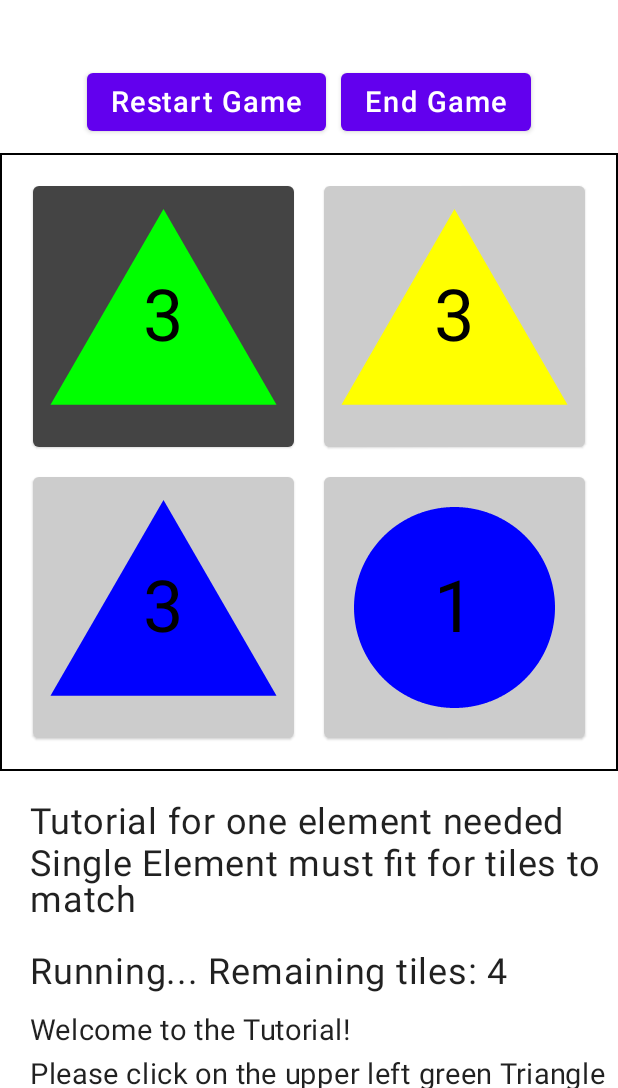
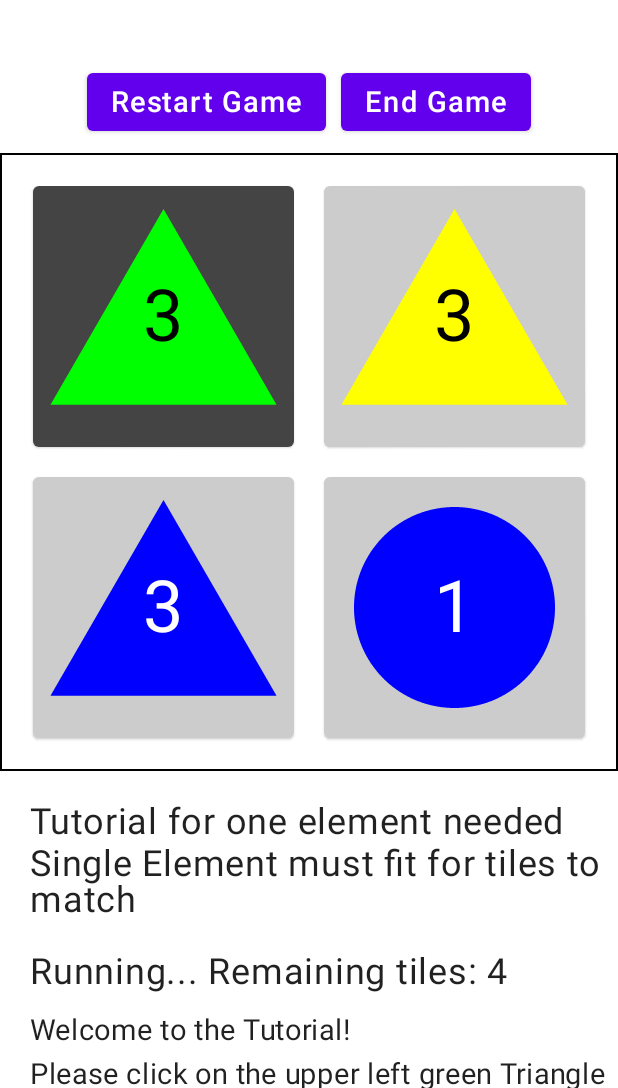
Before and after one commit to julianegner/coshanu, an Android app built with Jetpack Compose: the screen it shows after launch (MainActivity), after a tap on "Start Game", on a phone screen of 412 x 824 dp, the part 148-1236 px from its top. Run offline under Robolectric (Android 15) with nearby library versions, the phone set to English and light mode, and no system bars; our stand-ins replace Compose Multiplatform resources; 1 other tap on this screen came first.

Commit message:
better readable numbers on darker tiles

```diff
--- a/composeApp/src/commonMain/kotlin/game/TileData.kt
+++ b/composeApp/src/commonMain/kotlin/game/TileData.kt
@@ -61,10 +61,12 @@ fun TileData.match(secondTileData: TileData): Boolean {
     }
 }
 
+val darkmodeBlue = Color(0xAA0000FF)
+
 fun TileData.getColor(): Color {
     return if (UiStateHolder.darkModeState.value) {
         when (this.color) {
-            Color.Blue -> Color(0xAA0000FF)
+            Color.Blue -> darkmodeBlue
             Color.Green -> Color(0xAA00AA00)
             Color.Red -> Color(0xAAAA0000)
             Color.Yellow -> Color(0xAAAAAA00)
--- a/composeApp/src/commonMain/kotlin/ui/Tile.kt
+++ b/composeApp/src/commonMain/kotlin/ui/Tile.kt
@@ -51,39 +51,30 @@ fun Tile(tileDataState: MutableState<TileData>,
     if (displayText) {
         TileText(
             boardSize,
-            tileDataState.value.number
+            tileDataState.value.number,
+            if (color == Color.DarkGray || color == Color.Blue) Color.White else if (color == darkmodeBlue) Color.LightGray else Color.Black
         )
     }
 }
 
 @Composable
 fun TileText(boardSize: Int,
-             tileNumber: Int) {
-    var textSize: Float
-
+             tileNumber: Int,
+             textColor: Color) {
+    val textSize: Float =
     when (boardSize) {
-        2 -> {
-            textSize = 6f
-        }
-        4 -> {
-            textSize = 4f
-        }
-        8 -> {
-            textSize = 2f
-        }
-        12 -> {
-            textSize = 2f
-        }
-        else -> {
-            textSize = 2f
-        }
+        2 -> 6f
+        4 -> 4f
+        8 -> 2f
+        12 -> 2f
+        else -> 2f
     }
 
     Text(
         modifier = Modifier.wrapContentHeight(),
         text = tileNumber.toString(),
         fontSize = TextUnit(textSize, TextUnitType.Em),
-        color = Color.Black,
+        color = textColor,
         textAlign = TextAlign.Center
     )
 }
```
